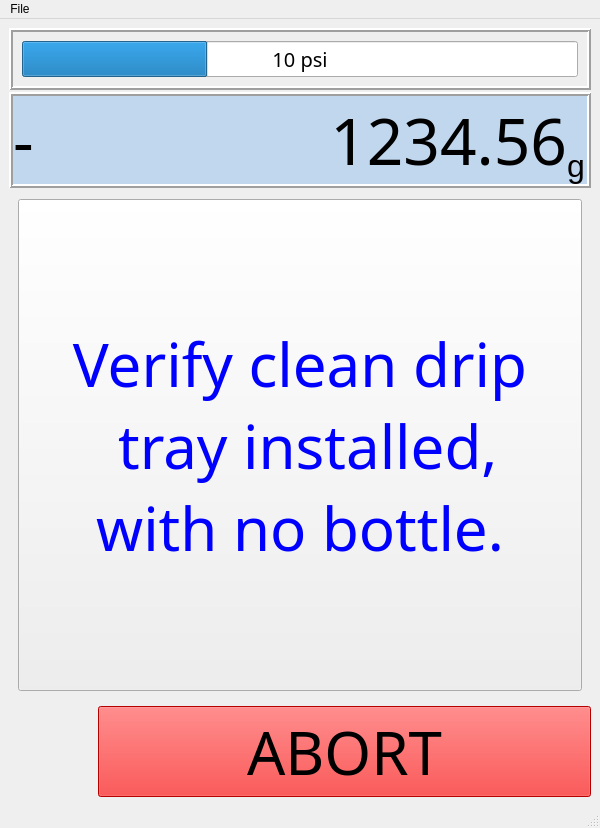
First picture: the form in Philler_Main.ui, repository Gauntleteer/Philler, before the edit.
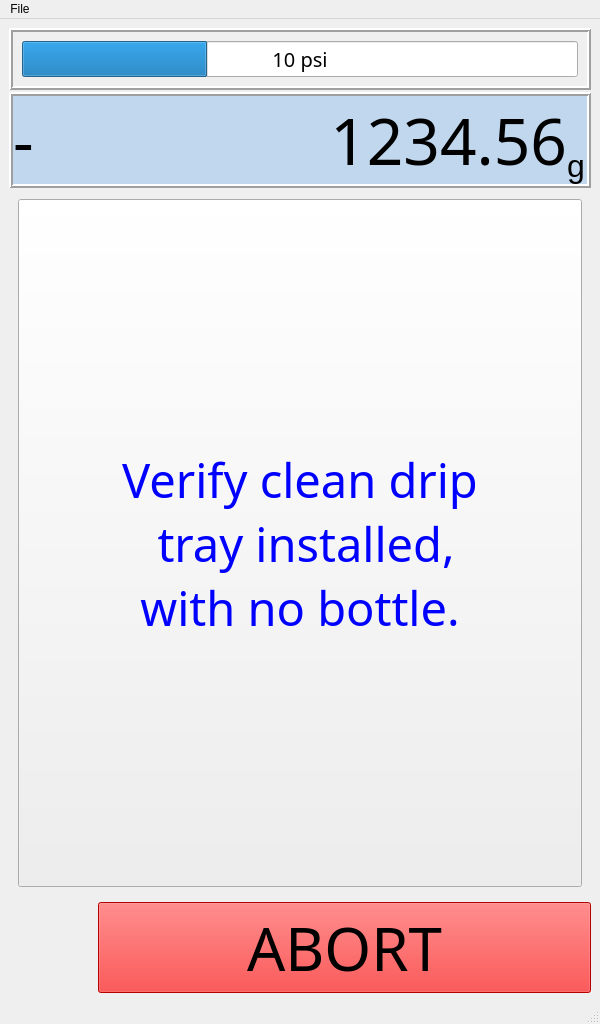
Second picture: the form after the edit. The open tabs and pages were chosen to show the change. Icons and pictures are not drawn.

Diff of the .ui file:
```diff
--- a/Philler_Main.ui
+++ b/Philler_Main.ui
@@ -7,9 +7,21 @@
     <x>0</x>
     <y>0</y>
     <width>600</width>
-    <height>800</height>
+    <height>1024</height>
    </rect>
   </property>
+  <property name="sizePolicy">
+   <sizepolicy hsizetype="Fixed" vsizetype="Fixed">
+    <horstretch>0</horstretch>
+    <verstretch>0</verstretch>
+   </sizepolicy>
+  </property>
+  <property name="minimumSize">
+   <size>
+    <width>600</width>
+    <height>1024</height>
+   </size>
+  </property>
   <property name="maximumSize">
    <size>
     <width>600</width>
@@ -564,7 +576,7 @@
               <item row="0" column="0">
                <widget class="QToolButton" name="b_fill_progress">
                 <property name="sizePolicy">
-                 <sizepolicy hsizetype="Expanding" vsizetype="Expanding">
+                 <sizepolicy hsizetype="Preferred" vsizetype="Preferred">
                   <horstretch>0</horstretch>
                   <verstretch>0</verstretch>
                  </sizepolicy>
@@ -572,7 +584,7 @@
                 <property name="font">
                  <font>
                   <family>Montserrat Medium</family>
-                  <pointsize>45</pointsize>
+                  <pointsize>35</pointsize>
                  </font>
                 </property>
                 <property name="styleSheet">
```
Left out of the diff: 6 changed lines with no effect on the pictures.
